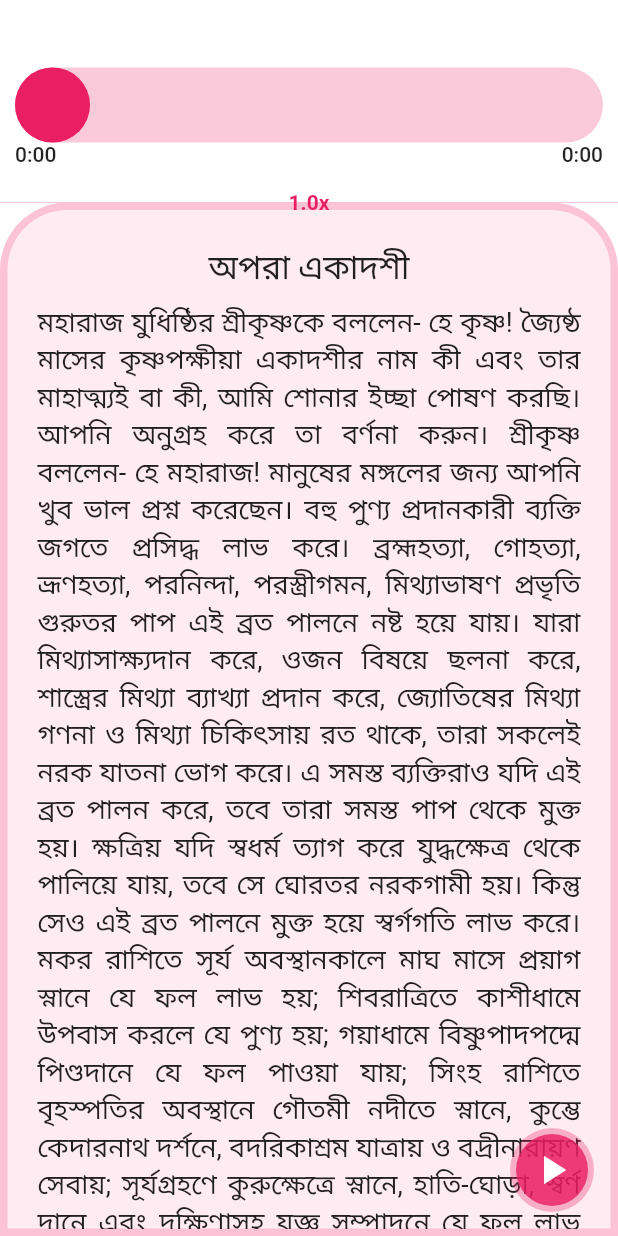
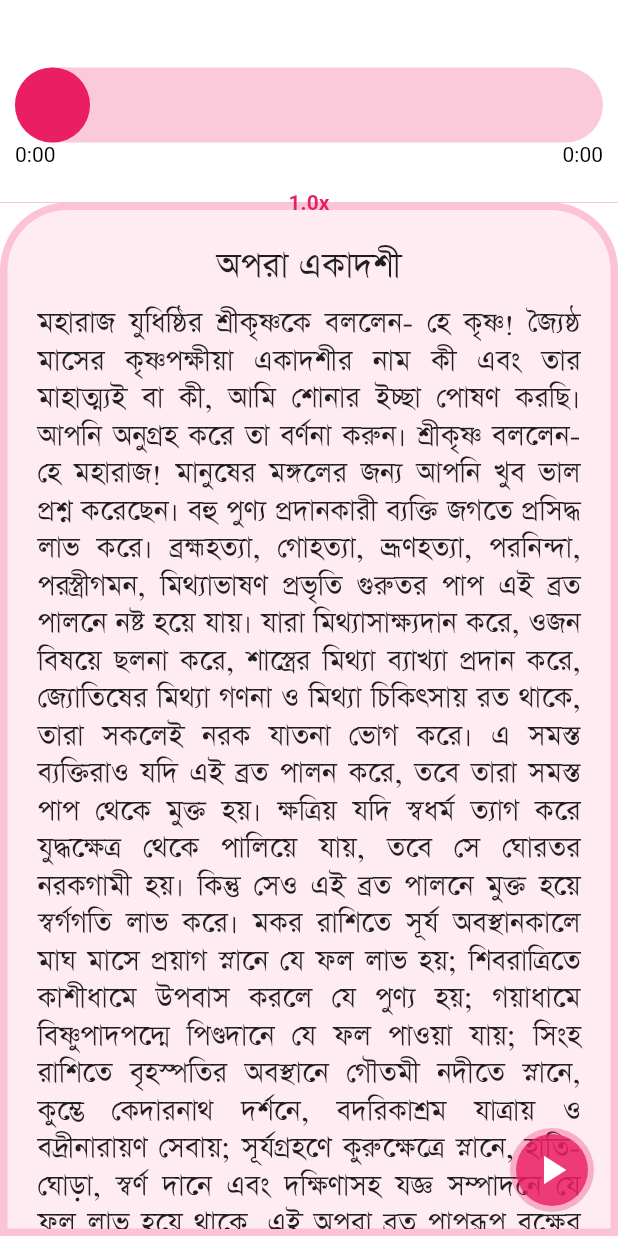
Before and after one commit to PalashChandraDas/audioPlayer, a Flutter app: the screen it shows after launch, after a tap on the "play arrow" icon, on a phone screen of 412 x 824 dp. Run offline on Flutter 3.47's test engine with Material 2 defaults, Android fonts, the phone set to English and light mode, and no system bars; drawn by our look-alikes of audio_video_progress_bar; our stand-ins replace connectivity_plus, fluttertoast, just_audio, rxdart.

Commit message:
font & auto_connection

```diff
--- a/lib/mantra_screen.dart
+++ b/lib/mantra_screen.dart
@@ -59,11 +59,8 @@ class _MantraScreenState extends State<MantraScreen> {
     );
 
     // _audioPlayer = AudioPlayer()..setAsset("assets/theme_01.mp3");
-    _audioPlayer = AudioPlayer()..setUrl(
-        "https://firebasestorage.googleapis.com/v0"
-            "/b/testingtubeapi.appspot"
-            ".com/o/simpleaudio%2Famoloki_music.mp3?al"
-            "t=media&token=696a7f47-2046-4824-8787-b95e3f1f5279");
+
+    _audioPlayer = AudioPlayer()..setUrl("https://firebasestorage.googleapis.com/v0/b/testpro-c92ce.appspot.com/o/Phir%20Mohabbat.mp3?alt=media&token=b1f41891-524d-48f8-924b-6e68b89ccccd");
     super.initState();
   }
 
@@ -94,6 +91,7 @@ class _MantraScreenState extends State<MantraScreen> {
                   final positionData = snapshot.data;
                   return ProgressBar(
                     barHeight: 50,
+                    timeLabelTextStyle: const TextStyle(color: Colors.black, ),
                     progress: positionData?.position ?? Duration.zero,
                     buffered: positionData?.bufferedPosition ?? Duration.zero,
                     total: positionData?.duration ?? Duration.zero,
@@ -158,7 +156,8 @@ class _MantraScreenState extends State<MantraScreen> {
                     child: SingleChildScrollView(
                       child: Column(
                         children: [
-                          Text(heading, style: const TextStyle(fontSize: 22)),
+                          Text(heading, style: const TextStyle(fontSize: 27,
+                          fontFamily: "BenSen", )),
                           const SizedBox(height: 10),
                           SingleChildScrollView(
                             child: Padding(
@@ -167,7 +166,8 @@ class _MantraScreenState extends State<MantraScreen> {
                                   paragraph,
                                   textAlign: TextAlign.justify,
                                   textDirection: TextDirection.ltr,
-                                  style: const TextStyle(fontSize: 18,
+                                  style: const TextStyle(fontSize: 22,
+                                    fontFamily: "BenSen"
                                      ),)),
                           ),
 
--- a/lib/models/audio_player_common.dart
+++ b/lib/models/audio_player_common.dart
@@ -1,16 +1,49 @@
 
+import 'dart:async';
 import 'package:connectivity_plus/connectivity_plus.dart';
 import 'package:flutter/material.dart';
 import 'package:fluttertoast/fluttertoast.dart';
 import 'package:just_audio/just_audio.dart';
 
-class ControlsButton extends StatelessWidget {
+class ControlsButton extends StatefulWidget {
   const ControlsButton({
     super.key,
     required this.audioPlayer,
   });
 
   final AudioPlayer audioPlayer;
+
+
+  @override
+  State<ControlsButton> createState() => _ControlsButtonState();
+}
+
+class _ControlsButtonState extends State<ControlsButton> {
+
+  late StreamSubscription subscription;
+
+  Future _myConnection() async {
+    var connectivityResult = await (Connectivity().checkConnectivity());
+    if (connectivityResult == ConnectivityResult.none) {
+      widget.audioPlayer.stop();
+    }
+  }
+
+
+  @override
+  void initState() {
+   subscription = Connectivity().onConnectivityChanged.listen((event) {
+     _myConnection(); //auto connection_check
+   });
+    super.initState();
+  }
+
+  @override
+  void dispose() {
+    subscription.cancel();
+    super.dispose();
+  }
+
 
   @override
   Widget build(BuildContext context) {
@@ -20,7 +53,7 @@ class ControlsButton extends StatelessWidget {
         // loading/buffering/ready state. Depending on the state we show the
         //appropriate button or loading indicator.
         StreamBuilder<PlayerState>(
-        stream: audioPlayer.playerStateStream,
+        stream: widget.audioPlayer.playerStateStream,
         builder: (context, snapshot) {
         final playerState = snapshot.data;
         final processingState = playerState?.processingState;
@@ -28,9 +61,12 @@ class ControlsButton extends StatelessWidget {
 
         if (processingState == ProcessingState.loading ||
             processingState == ProcessingState.buffering) {
-            _myConnection(context);
+          _myConnection(); //AUTO CONNECTION_CHECK
+
           return const CircularProgressIndicator(color: Colors.pink);
         } else if (playing != true) {
+          _playConnection(); //CONNECTION_CHECK
+
           return Ink(
               decoration: ShapeDecoration(
                 color: Colors.pink.withOpacity(.8),
@@ -39,7 +75,7 @@ class ControlsButton extends StatelessWidget {
             child: IconButton(
               icon: const Icon(Icons.play_arrow, color: Colors.white),
               iconSize: 32.0,
-              onPressed: audioPlayer.play,
+              onPressed: widget.audioPlayer.play,
             ),
           );
         } else if (processingState != ProcessingState.completed) {
@@ -51,7 +87,7 @@ class ControlsButton extends StatelessWidget {
             child: IconButton(
               icon: const Icon(Icons.pause, color: Colors.white),
               iconSize: 32.0,
-              onPressed: audioPlayer.pause,
+              onPressed: widget.audioPlayer.pause,
             ),
           );
         } else {
@@ -63,7 +99,7 @@ class ControlsButton extends StatelessWidget {
             child: IconButton(
               icon: const Icon(Icons.replay, color: Colors.white),
               iconSize: 32.0,
-              onPressed: () => audioPlayer.seek(Duration.zero),
+              onPressed: () => widget.audioPlayer.seek(Duration.zero),
             ),
           );
         }
@@ -72,14 +108,13 @@ class ControlsButton extends StatelessWidget {
   }
 
  //CUSTOM_METHOD here
-   _myConnection(context) async {
+  _playConnection() async {
     var connectivityResult = await (Connectivity().checkConnectivity());
     if (connectivityResult == ConnectivityResult.none) {
-      Fluttertoast.showToast(msg: "শ্লোকের উচ্চারণ শুনতে আপনার\nইন্টারনেট কানেকশনটি চালু করুন");
-      audioPlayer.stop();
-      // audioPlayer.play;
+      Fluttertoast.showToast(msg: "উচ্চারণ শুনতে আপনার\nইন্টারনেট কানেকশনটি চালু করুন");
     }
   }
+
 } //stateless_widget...END
 
 //NEW_CLASS1****************************
```
Also changed, not shown: pubspec.yaml (+7 -7 lines), fonts/Bangla.ttf (added), fonts/BenSen.ttf (added), fonts/HindSiliguri-Regular.ttf (added).
